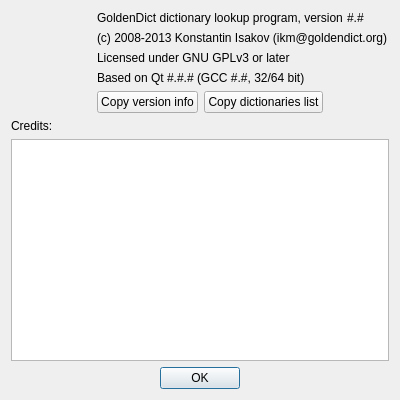
First picture: the form in about.ui, repository xiaoyifang/goldendict-ng, before the edit.
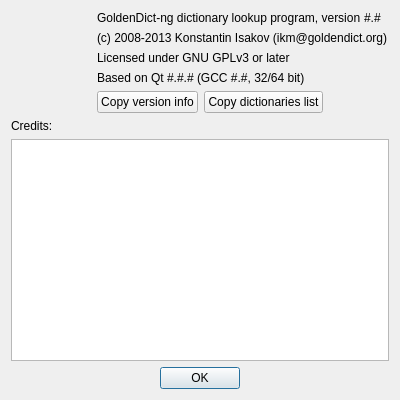
Second picture: the form after the edit. Icons and pictures are not drawn.

What changed in the file:
```diff
--- a/about.ui
+++ b/about.ui
@@ -63,7 +63,7 @@
          <item>
           <widget class="QLabel" name="label">
            <property name="text">
-            <string>GoldenDict dictionary lookup program, version </string>
+            <string>GoldenDict-ng dictionary lookup program, version </string>
            </property>
            <property name="alignment">
             <set>Qt::AlignLeading|Qt::AlignLeft|Qt::AlignVCenter</set>
```
